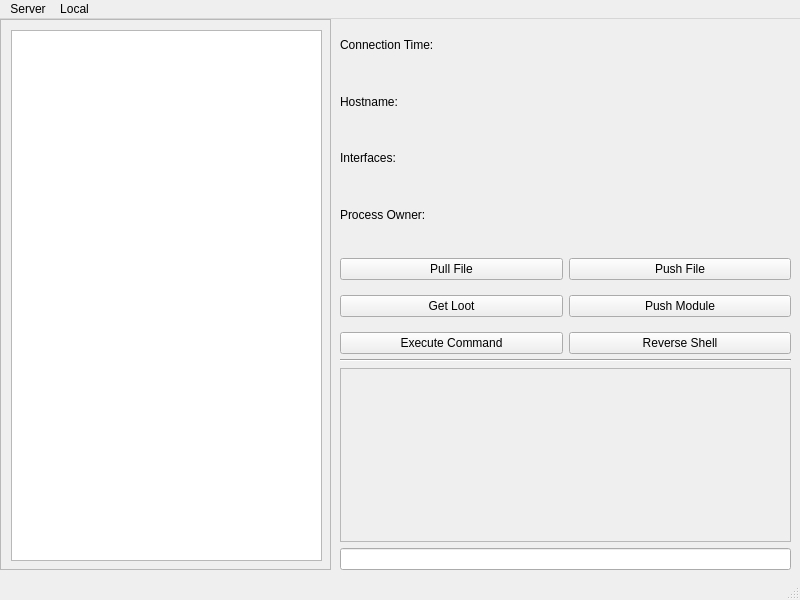
Before: the Qt Designer form python/ui/main_window.ui in A14m0/Command-Control_Fiddling, drawn with Qt 5.
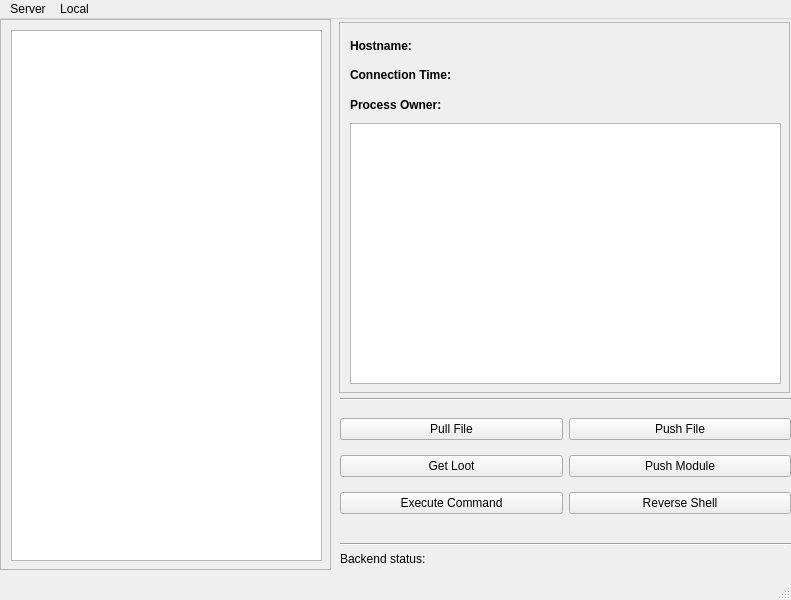
After: the same form once the commit is applied.

Commit message: Updated GUI interface handling

```diff
--- a/python/ui/main_window.ui
+++ b/python/ui/main_window.ui
@@ -6,7 +6,7 @@
    <rect>
     <x>0</x>
     <y>0</y>
-    <width>800</width>
+    <width>791</width>
     <height>600</height>
    </rect>
   </property>
@@ -47,83 +47,30 @@
      </widget>
     </widget>
    </widget>
-   <widget class="QWidget" name="verticalLayoutWidget">
-    <property name="geometry">
-     <rect>
-      <x>340</x>
-      <y>0</y>
-      <width>451</width>
-      <height>221</height>
-     </rect>
-    </property>
-    <layout class="QVBoxLayout" name="AgentInfo">
-     <item>
-      <widget class="QLabel" name="ConnectionTime">
-       <property name="text">
-        <string>Connection Time: </string>
-       </property>
-      </widget>
-     </item>
-     <item>
-      <widget class="QLabel" name="Hostname">
-       <property name="text">
-        <string>Hostname: </string>
-       </property>
-      </widget>
-     </item>
-     <item>
-      <widget class="QLabel" name="Interfaces">
-       <property name="text">
-        <string>Interfaces: </string>
-       </property>
-      </widget>
-     </item>
-     <item>
-      <widget class="QLabel" name="ProcOwner">
-       <property name="text">
-        <string>Process Owner: </string>
-       </property>
-      </widget>
-     </item>
-    </layout>
-   </widget>
    <widget class="QWidget" name="verticalLayoutWidget_3">
     <property name="geometry">
      <rect>
       <x>340</x>
-      <y>340</y>
+      <y>510</y>
       <width>451</width>
-      <height>211</height>
+      <height>31</height>
      </rect>
     </property>
     <layout class="QVBoxLayout" name="Terminal">
      <item>
-      <widget class="Line" name="line">
+      <widget class="Line" name="line_2">
        <property name="orientation">
         <enum>Qt::Horizontal</enum>
        </property>
       </widget>
      </item>
-     <item>
-      <widget class="QFrame" name="TermOutput">
-       <property name="frameShape">
-        <enum>QFrame::StyledPanel</enum>
-       </property>
-       <property name="frameShadow">
-        <enum>QFrame::Raised</enum>
-       </property>
-      </widget>
-     </item>
-     <item>
-      <widget class="QLineEdit" name="TermInput"/>
-     </item>
     </layout>
    </widget>
    <widget class="QWidget" name="gridLayoutWidget">
     <property name="geometry">
      <rect>
       <x>340</x>
-      <y>230</y>
+      <y>390</y>
       <width>451</width>
       <height>116</height>
      </rect>
@@ -173,13 +120,186 @@
      </item>
     </layout>
    </widget>
+   <widget class="Line" name="line">
+    <property name="geometry">
+     <rect>
+      <x>340</x>
+      <y>370</y>
+      <width>451</width>
+      <height>20</height>
+     </rect>
+    </property>
+    <property name="orientation">
+     <enum>Qt::Horizontal</enum>
+    </property>
+   </widget>
+   <widget class="QLabel" name="label">
+    <property name="geometry">
+     <rect>
+      <x>340</x>
+      <y>530</y>
+      <width>449</width>
+      <height>20</height>
+     </rect>
+    </property>
+    <property name="text">
+     <string>Backend status: </string>
+    </property>
+   </widget>
+   <widget class="QScrollArea" name="scrollArea">
+    <property name="geometry">
+     <rect>
+      <x>339</x>
+      <y>3</y>
+      <width>451</width>
+      <height>371</height>
+     </rect>
+    </property>
+    <property name="widgetResizable">
+     <bool>true</bool>
+    </property>
+    <widget class="QWidget" name="scrollAreaWidgetContents_2">
+     <property name="geometry">
+      <rect>
+       <x>0</x>
+       <y>0</y>
+       <width>447</width>
+       <height>367</height>
+      </rect>
+     </property>
+     <widget class="QLabel" name="HostnameLabel">
+      <property name="geometry">
+       <rect>
+        <x>10</x>
+        <y>10</y>
+        <width>81</width>
+        <height>25</height>
+       </rect>
+      </property>
+      <property name="font">
+       <font>
+        <weight>75</weight>
+        <bold>true</bold>
+       </font>
+      </property>
+      <property name="text">
+       <string>Hostname: </string>
+      </property>
+      <property name="textFormat">
+       <enum>Qt::AutoText</enum>
+      </property>
+     </widget>
+     <widget class="QLabel" name="ConnectionTimeLabel">
+      <property name="geometry">
+       <rect>
+        <x>10</x>
+        <y>40</y>
+        <width>121</width>
+        <height>25</height>
+       </rect>
+      </property>
+      <property name="font">
+       <font>
+        <weight>75</weight>
+        <bold>true</bold>
+       </font>
+      </property>
+      <property name="text">
+       <string>Connection Time: </string>
+      </property>
+      <property name="textFormat">
+       <enum>Qt::RichText</enum>
+      </property>
+     </widget>
+     <widget class="QLabel" name="ProcOwnerLabel">
+      <property name="geometry">
+       <rect>
+        <x>10</x>
+        <y>70</y>
+        <width>111</width>
+        <height>25</height>
+       </rect>
+      </property>
+      <property name="font">
+       <font>
+        <weight>75</weight>
+        <bold>true</bold>
+       </font>
+      </property>
+      <property name="text">
+       <string>Process Owner: </string>
+      </property>
+      <property name="textFormat">
+       <enum>Qt::RichText</enum>
+      </property>
+     </widget>
+     <widget class="QLabel" name="Hostname">
+      <property name="geometry">
+       <rect>
+        <x>90</x>
+        <y>10</y>
+        <width>381</width>
+        <height>25</height>
+       </rect>
+      </property>
+      <property name="text">
+       <string/>
+      </property>
+      <property name="textFormat">
+       <enum>Qt::AutoText</enum>
+      </property>
+     </widget>
+     <widget class="QLabel" name="ConnectionTime">
+      <property name="geometry">
+       <rect>
+        <x>135</x>
+        <y>40</y>
+        <width>331</width>
+        <height>25</height>
+       </rect>
+      </property>
+      <property name="text">
+       <string/>
+      </property>
+      <property name="textFormat">
+       <enum>Qt::RichText</enum>
+      </property>
+     </widget>
+     <widget class="QLabel" name="ProcOwner">
+      <property name="geometry">
+       <rect>
+        <x>120</x>
+        <y>70</y>
+        <width>341</width>
+        <height>25</height>
+       </rect>
+      </property>
+      <property name="text">
+       <string/>
+      </property>
+      <property name="textFormat">
+       <enum>Qt::RichText</enum>
+      </property>
+     </widget>
+     <widget class="QTableView" name="InterfaceTable">
+      <property name="geometry">
+       <rect>
+        <x>10</x>
+        <y>100</y>
+        <width>431</width>
+        <height>261</height>
+       </rect>
+      </property>
+     </widget>
+    </widget>
+   </widget>
   </widget>
   <widget class="QMenuBar" name="menubar">
    <property name="geometry">
     <rect>
      <x>0</x>
      <y>0</y>
-     <width>800</width>
+     <width>791</width>
      <height>30</height>
     </rect>
    </property>
```
Left out of the diff: 2 changed lines with no effect on the pictures. The commit also changes 4 other files.
